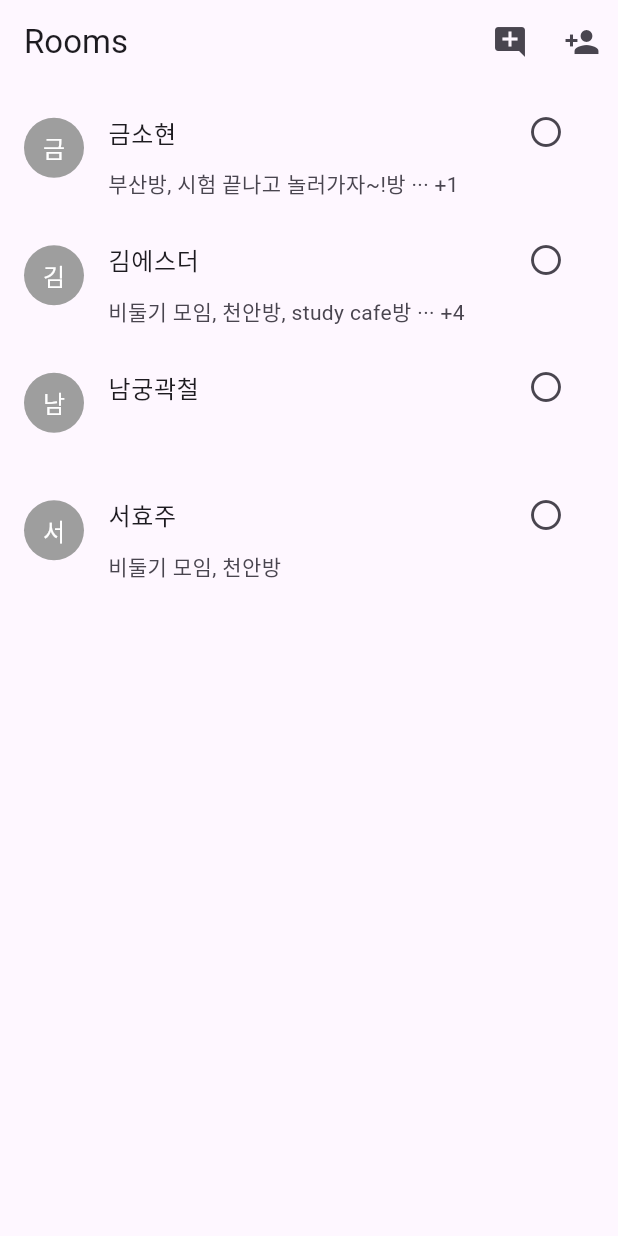
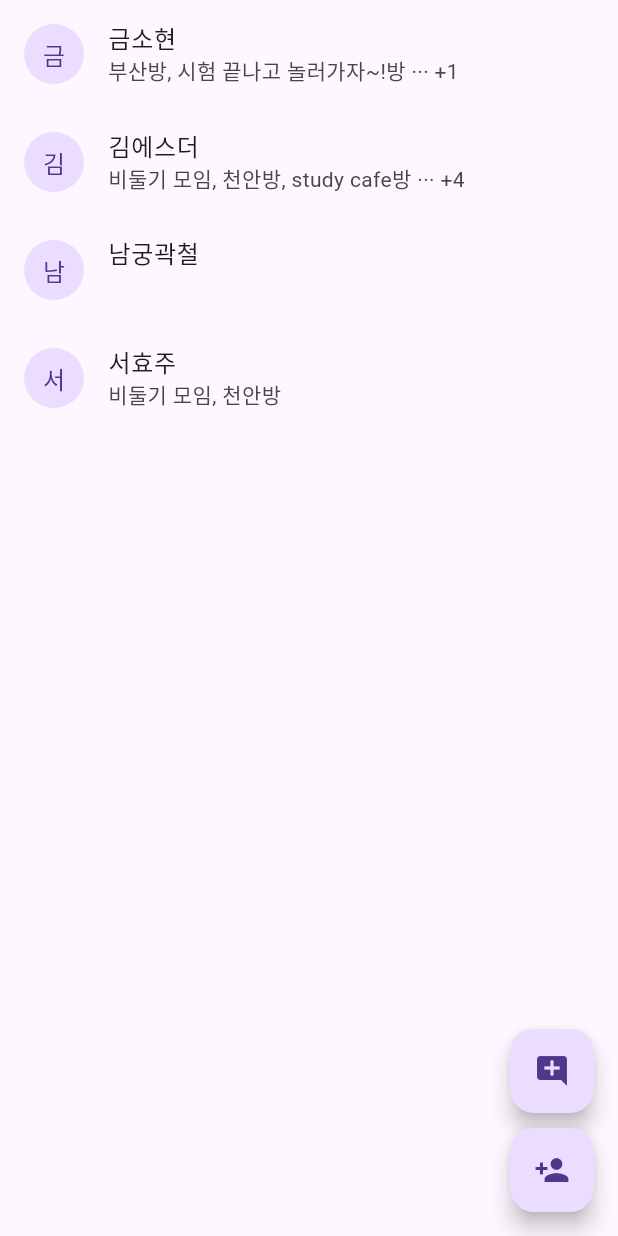
Before and after one commit to Eun0503/here_and_there, a Flutter app: the RoomPage screen opened directly, on a phone screen of 412 x 824 dp. Run offline on Flutter 3.47's test engine with Material 3 defaults, Android fonts, the phone set to English and light mode, and no system bars; our stand-ins replace cloud_firestore, firebase_core; accounts and stored records are empty.

Commit message:
Update Room.dart

```diff
--- a/lib/Room.dart
+++ b/lib/Room.dart
@@ -1,7 +1,7 @@
+// Room.dart
 import 'package:flutter/material.dart';
-import 'RoomList.dart'; // 새로 만든 RoomList 위젯 import
-import 'TopBar.dart';
-import 'BottomBar.dart';
+import 'RoomList.dart';
+import 'List.dart'; // List.dart 파일 import 추가
 
 class RoomPage extends StatefulWidget {
   const RoomPage({Key? key}) : super(key: key);
@@ -11,13 +11,19 @@ class RoomPage extends StatefulWidget {
 }
 
 class _RoomPageState extends State<RoomPage> {
-  List<String> _checkedNames = [];
+  // 방 목록과 선택된 방 정보를 관리합니다.
   List<Map<String, String>> _rooms = [
     {'name': '금소현', 'description': '부산방, 시험 끝나고 놀러가자~!방 ··· +1'},
     {'name': '김에스더', 'description': '비둘기 모임, 천안방, study cafe방 ··· +4'},
     {'name': '남궁곽철', 'description': ''},
     {'name': '서효주', 'description': '비둘기 모임, 천안방'},
   ];
+
+  // 친구 목록을 저장하는 리스트
+  List<String> _friendList = [];
+
+  // 선택된 방 정보를 저장하는 리스트
+  List<String> _checkedNames = [];
 
   void _showAddPersonDialog() {
     TextEditingController idController = TextEditingController();
@@ -48,7 +54,10 @@ class _RoomPageState extends State<RoomPage> {
                 Navigator.of(context).pop();
                 String id = idController.text;
                 print('Entered ID: $id');
-                _addRoom('성채원', ' ');
+                // 선택된 방 목록에 추가
+                _addRoom('성채원', '');
+                // 추가된 방을 친구 목록에도 추가
+                _addFriend('성채원');
               },
               child: const Text('OK', style: TextStyle(color: Colors.white)),
             ),
@@ -56,6 +65,13 @@ class _RoomPageState extends State<RoomPage> {
         );
       },
     );
+  }
+
+  // 친구 목록에 이름을 추가하는 함수
+  void _addFriend(String name) {
+    setState(() {
+      _friendList.add(name);
+    });
   }
 
   void _toggleCheck(String name) {
@@ -126,7 +142,10 @@ class _RoomPageState extends State<RoomPage> {
             TextButton(
               onPressed: () {
                 Navigator.of(context).pop();
-                _showRoomCreatedMessage(context, nameController.text);
+                String roomName = nameController.text;
+                if (roomName.isNotEmpty) {
+                  _showRoomCreatedMessage(context, roomName);
+                }
               },
               child: const Text('OK', style: TextStyle(color: Colors.white)),
             ),
@@ -139,6 +158,9 @@ class _RoomPageState extends State<RoomPage> {
   void _showRoomCreatedMessage(BuildContext context, String roomName) {
     // 추가된 부분: 방 생성 후 rooms 리스트에 새로운 방 정보 추가
     _addRoom(roomName, '새로운 방이 생성되었습니다.');
+
+    // 변경된 부분: 방 생성 후 List.dart에도 새로운 방 정보 추가
+    ListPage.addRoomToList(roomName, '새로운 방이 생성되었습니다.');
 
     showDialog(
       context: context,
@@ -170,25 +192,42 @@ class _RoomPageState extends State<RoomPage> {
   @override
   Widget build(BuildContext context) {
     return Scaffold(
-      appBar: AppBar(
-        title: Text('Rooms'),
-        actions: [
-          IconButton(
-            icon: Icon(Icons.add_comment),
+      body: SingleChildScrollView(
+        child: Column(
+          crossAxisAlignment: CrossAxisAlignment.stretch,
+          children: _rooms.map((room) {
+            return ListTile(
+              leading: CircleAvatar(
+                child: Text(room['name']![0]), // Displaying the first letter of the name as the profile picture
+              ),
+              title: Text(room['name'] ?? ''),
+              subtitle: Text(room['description'] ?? ''),
+              onTap: () {
+                _toggleCheck(room['name'] ?? '');
+              },
+              trailing: _checkedNames.contains(room['name'] ?? '')
+                  ? Icon(Icons.check_circle, color: Colors.green)
+                  : null,
+            );
+          }).toList(),
+        ),
+      ),
+
+      floatingActionButton: Column(
+        mainAxisAlignment: MainAxisAlignment.end,
+        children: [
+          FloatingActionButton(
             onPressed: _showCheckedNames,
+            child: Icon(Icons.add_comment),
+            heroTag: null, // FloatingActionButton을 여러 개 사용할 때 오류를 방지하기 위해 heroTag 설정
           ),
-          IconButton(
-            icon: Icon(Icons.person_add),
+          SizedBox(height: 10), // 버튼 사이의 간격
+          FloatingActionButton(
             onPressed: _showAddPersonDialog,
+            child: Icon(Icons.person_add),
+            heroTag: null,
           ),
         ],
-      ),
-      body: SingleChildScrollView(
-        child: RoomList(
-          rooms: _rooms,
-          checkedNames: _checkedNames,
-          onToggleCheck: _toggleCheck,
-        ),
       ),
     );
   }
```
